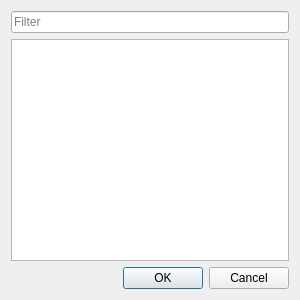
Before: the Qt Designer form src/addlangdialog.ui in crow-translate/crow-translate, drawn with Qt 5.
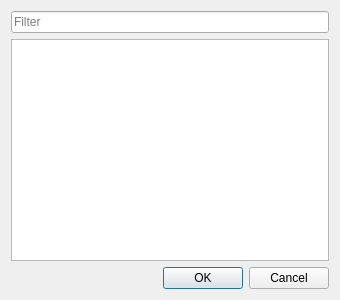
After: the same form once the commit is applied. Icons and pictures are not drawn.

Commit message: Increase the size of the add languages dialog

Patch:
```diff
--- a/src/addlangdialog.ui
+++ b/src/addlangdialog.ui
@@ -6,7 +6,7 @@
    <rect>
     <x>0</x>
     <y>0</y>
-    <width>300</width>
+    <width>340</width>
     <height>300</height>
    </rect>
   </property>
```
